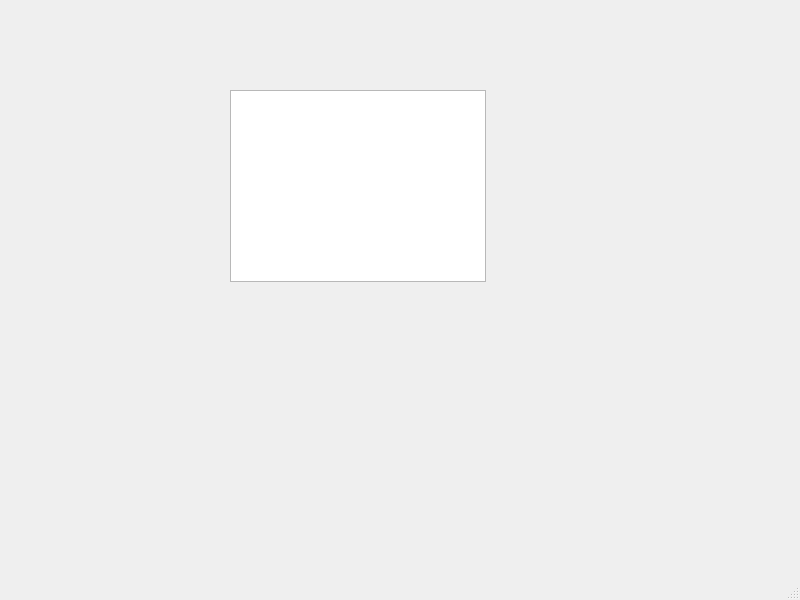
LoreleiPenn/debt-o-meter, file src/mainwindow.ui: the form before one commit.
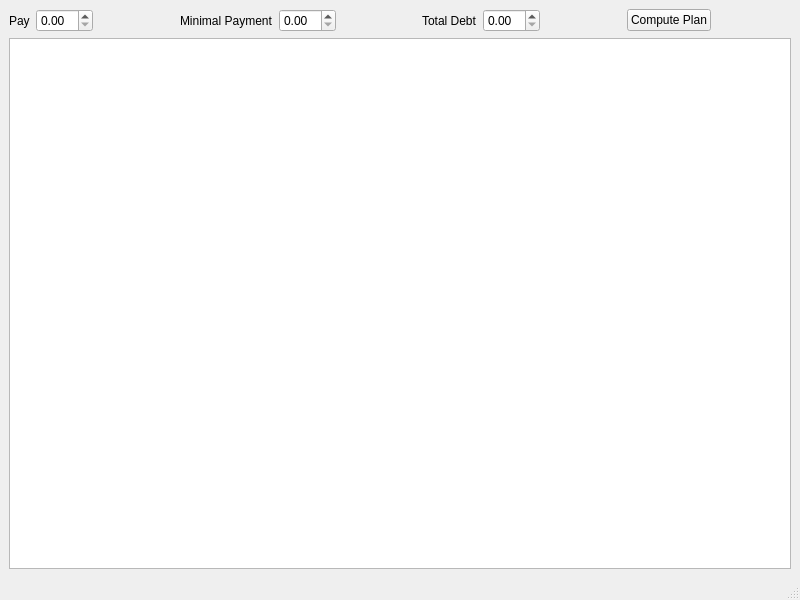
The form after the commit. Custom widgets are drawn as their Qt base class.

Commit message: Initial candidate for the Window.

The edit to the form file:
```diff
--- a/src/mainwindow.ui
+++ b/src/mainwindow.ui
@@ -14,16 +14,120 @@
    <string>MainWindow</string>
   </property>
   <widget class="QWidget" name="centralwidget">
-   <widget class="QChartView" name="graphicsView">
-    <property name="geometry">
-     <rect>
-      <x>230</x>
-      <y>90</y>
-      <width>256</width>
-      <height>192</height>
-     </rect>
-    </property>
-   </widget>
+   <layout class="QGridLayout" name="gridLayout">
+    <item row="0" column="0">
+     <layout class="QVBoxLayout" name="verticalLayout">
+      <item>
+       <layout class="QHBoxLayout" name="horizontalLayout_5">
+        <item>
+         <layout class="QHBoxLayout" name="horizontalLayout">
+          <item>
+           <widget class="QLabel" name="labelPay">
+            <property name="text">
+             <string>Pay</string>
+            </property>
+           </widget>
+          </item>
+          <item>
+           <widget class="QDoubleSpinBox" name="doubleSpinBox_pay"/>
+          </item>
+         </layout>
+        </item>
+        <item>
+         <spacer name="horizontalSpacer">
+          <property name="orientation">
+           <enum>Qt::Horizontal</enum>
+          </property>
+          <property name="sizeHint" stdset="0">
+           <size>
+            <width>40</width>
+            <height>20</height>
+           </size>
+          </property>
+         </spacer>
+        </item>
+        <item>
+         <layout class="QHBoxLayout" name="horizontalLayout_3">
+          <item>
+           <widget class="QLabel" name="label_min_pay">
+            <property name="text">
+             <string>Minimal Payment</string>
+            </property>
+           </widget>
+          </item>
+          <item>
+           <widget class="QDoubleSpinBox" name="doubleSpinBox_min_pay"/>
+          </item>
+         </layout>
+        </item>
+        <item>
+         <spacer name="horizontalSpacer_2">
+          <property name="orientation">
+           <enum>Qt::Horizontal</enum>
+          </property>
+          <property name="sizeHint" stdset="0">
+           <size>
+            <width>40</width>
+            <height>20</height>
+           </size>
+          </property>
+         </spacer>
+        </item>
+        <item>
+         <layout class="QHBoxLayout" name="horizontalLayout_4">
+          <item>
+           <widget class="QLabel" name="label_total">
+            <property name="text">
+             <string>Total Debt</string>
+            </property>
+           </widget>
+          </item>
+          <item>
+           <widget class="QDoubleSpinBox" name="doubleSpinBox_total"/>
+          </item>
+         </layout>
+        </item>
+        <item>
+         <spacer name="horizontalSpacer_3">
+          <property name="orientation">
+           <enum>Qt::Horizontal</enum>
+          </property>
+          <property name="sizeHint" stdset="0">
+           <size>
+            <width>40</width>
+            <height>20</height>
+           </size>
+          </property>
+         </spacer>
+        </item>
+        <item>
+         <widget class="QPushButton" name="ComputeButton">
+          <property name="text">
+           <string>Compute Plan</string>
+          </property>
+         </widget>
+        </item>
+        <item>
+         <spacer name="horizontalSpacer_4">
+          <property name="orientation">
+           <enum>Qt::Horizontal</enum>
+          </property>
+          <property name="sizeHint" stdset="0">
+           <size>
+            <width>40</width>
+            <height>20</height>
+           </size>
+          </property>
+         </spacer>
+        </item>
+       </layout>
+      </item>
+      <item>
+       <widget class="QGraphicsView" name="graphicsView"/>
+      </item>
+     </layout>
+    </item>
+   </layout>
   </widget>
   <widget class="QMenuBar" name="menubar">
    <property name="geometry">
@@ -37,13 +141,6 @@
   </widget>
   <widget class="QStatusBar" name="statusbar"/>
  </widget>
- <customwidgets>
-  <customwidget>
-   <class>QChartView</class>
-   <extends>QGraphicsView</extends>
-   <header>QtCharts</header>
-  </customwidget>
- </customwidgets>
  <resources/>
  <connections/>
 </ui>
```
